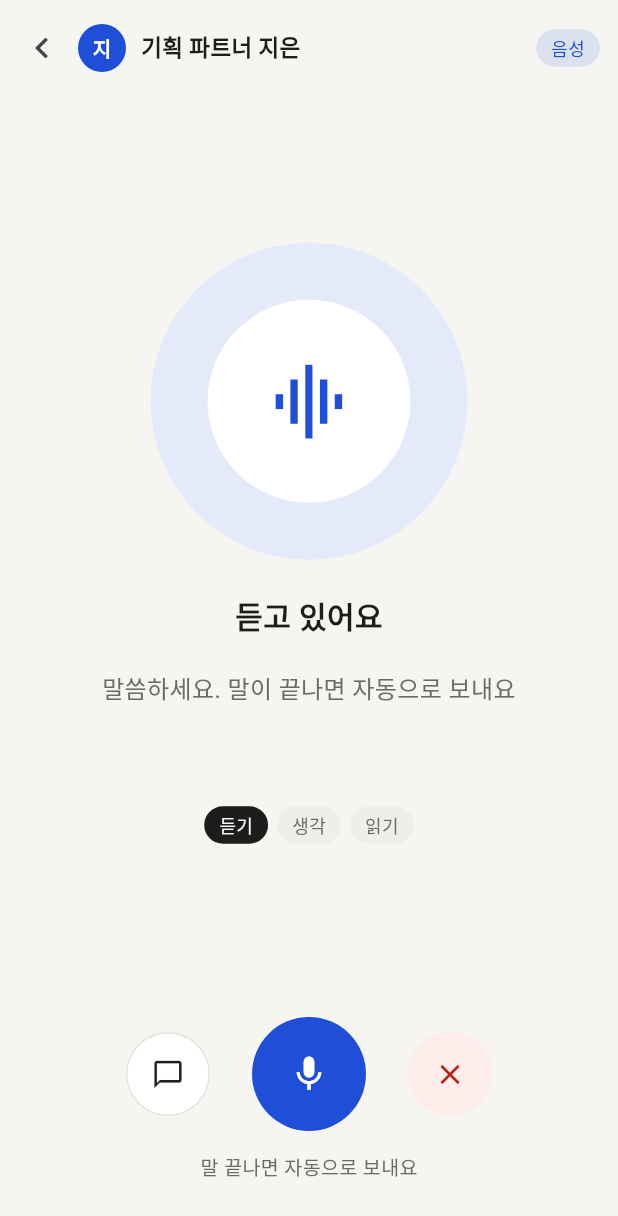
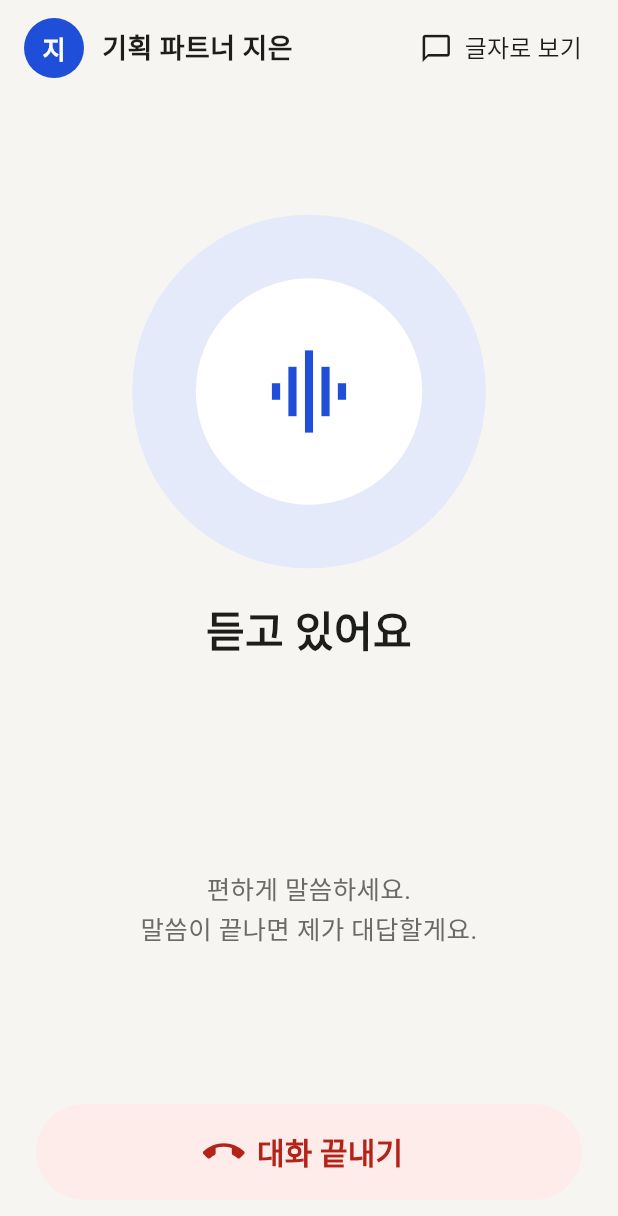
Before and after one commit to kimtaesung98/ai-agent-chat-demo, a Flutter app: the screen it shows after launch, after a tap on the "record voice over" icon, on a phone screen of 412 x 824 dp. Shown: the top 1216 px of the screen. Run offline on Flutter 3.47's test engine with Material 3 defaults, Android fonts, the phone set to English and light mode, and no system bars; our stand-ins replace flutter_tts, shared_preferences, speech_to_text; missing offline and left inert: fetch_client; network calls fail; statements that could not run were skipped.

```diff
--- a/app/lib/ui/chat_page.dart
+++ b/app/lib/ui/chat_page.dart
@@ -158,7 +158,7 @@ class _ChatPageState extends State<ChatPage> {
                 if (_voice case final voice?)
                   IconButton(
                     key: const Key('open-voice-page'),
-                    tooltip: '음성 전용 화면',
+                    tooltip: '음성으로 대화하기',
                     onPressed: () => openVoicePage(context, chat: _chat, voice: voice),
                     icon: const Icon(Icons.record_voice_over_outlined),
                   ),
--- a/app/lib/ui/voice_page.dart
+++ b/app/lib/ui/voice_page.dart
@@ -1,5 +1,6 @@
-/// S-003 음성 전용 화면 (SPEC.md F-018). MVP HTML 디자인의 "음성 대화" 화면을 Flutter로 옮겼다.
-/// 상태는 [VoiceController]·[ChatController]가 갖고, 이 위젯은 그리기와 버튼 연결만 한다.
+/// S-003 음성 대화 화면 (SPEC.md F-018). 어르신도 쓰기 쉽게, 버튼 없이 계속 이어지는 대화.
+/// 화면 아무 데나 누르면 말을 끊고(끼어들기) 듣는다. 끄는 것은 아래 "대화 끝내기" 하나뿐이다.
+/// 상태는 [VoiceController]·[ChatController]가 갖고, 이 위젯은 그리기와 누르기 연결만 한다.
 library;
 
 import 'package:flutter/material.dart';
@@ -9,7 +10,7 @@ import '../voice/voice_controller.dart';
 import 'persona_widgets.dart';
 import 'theme.dart';
 
-/// 음성 전용 화면을 열고, 음성 모드가 꺼져 있으면 바로 듣기 시작한다 (F-018 AC1).
+/// 음성 대화 화면을 열고, 음성 모드가 꺼져 있으면 바로 듣기 시작한다 (F-018 AC1).
 Future<void> openVoicePage(BuildContext context, {required ChatController chat, required VoiceController voice}) {
   if (!voice.active) voice.start();
   return Navigator.of(context).push(
@@ -30,7 +31,7 @@ class VoicePage extends StatefulWidget {
 }
 
 class _VoicePageState extends State<VoicePage> with SingleTickerProviderStateMixin {
-  late final _pulse = AnimationController(vsync: this, duration: const Duration(milliseconds: 800));
+  late final _pulse = AnimationController(vsync: this, duration: const Duration(milliseconds: 900));
 
   VoiceController get _voice => widget.voice;
   ChatController get _chat => widget.chat;
@@ -41,16 +42,16 @@ class _VoicePageState extends State<VoicePage> with SingleTickerProviderStateMix
     super.dispose();
   }
 
-  /// 글로 보기 · 뒤로: 음성 대화는 그대로 두고 채팅 화면으로 (F-018 AC5).
+  /// 글자로 보기: 음성 대화는 그대로 두고 채팅 화면으로 (F-018 AC5).
   void _toText() => Navigator.of(context).maybePop();
 
-  /// 끝내기: 음성 모드를 끄고 채팅 화면으로 (F-018 AC5, F-012 AC4).
+  /// 대화 끝내기: 음성 모드를 끄고 채팅 화면으로 (F-018 AC5, F-012 AC4).
   void _end() {
     _voice.stop();
     Navigator.of(context).maybePop();
   }
 
-  /// 듣는 중·읽는 중에만 원이 숨 쉬듯 커졌다 작아진다. 움직임 줄이기 설정이면 멈춘다.
+  /// 듣는 중·말하는 중에만 원이 숨 쉬듯 커졌다 작아진다. 움직임 줄이기 설정이면 멈춘다.
   void _syncPulse(bool on) {
     if (on && !_pulse.isAnimating) {
       _pulse.repeat(reverse: true);
@@ -75,12 +76,12 @@ class _VoicePageState extends State<VoicePage> with SingleTickerProviderStateMix
           body: SafeArea(
             child: Center(
               child: ConstrainedBox(
-                constraints: const BoxConstraints(maxWidth: 480),
+                constraints: const BoxConstraints(maxWidth: 520),
                 child: Column(
                   children: [
                     _header(c),
                     Expanded(child: _center(c, view)),
-                    _controls(c, view),
+                    _endButton(c),
                   ],
                 ),
               ),
@@ -93,55 +94,57 @@ class _VoicePageState extends State<VoicePage> with SingleTickerProviderStateMix
 
   Widget _header(ChatColors c) {
     final persona = _chat.personas?.selected;
-    return SizedBox(
-      height: 64,
+    return Padding(
+      padding: const EdgeInsets.fromLTRB(16, 8, 8, 0),
       child: Row(
         children: [
-          const SizedBox(width: 4),
-          IconButton(
-            key: const Key('voice-back'),
-            tooltip: '채팅으로 돌아가기',
-            onPressed: _toText,
-            icon: const Icon(Icons.chevron_left, size: 28),
-          ),
-          if (persona != null) ...[PersonaAvatar(persona: persona, size: 32), const SizedBox(width: 10)],
+          if (persona != null) ...[PersonaAvatar(persona: persona, size: 40), const SizedBox(width: 12)],
           Expanded(
             child: Text(
               persona?.name ?? '음성 대화',
               key: const Key('voice-persona'),
               maxLines: 1,
               overflow: TextOverflow.ellipsis,
-              style: TextStyle(color: c.text, fontSize: 15, fontWeight: FontWeight.w700),
+              style: TextStyle(color: c.text, fontSize: 18, fontWeight: FontWeight.w700),
             ),
           ),
-          Container(
-            padding: const EdgeInsets.symmetric(horizontal: 10, vertical: 4),
-            decoration: BoxDecoration(color: c.user.withValues(alpha: 0.12), borderRadius: BorderRadius.circular(999)),
-            child: Text(
-              '음성',
-              style: TextStyle(color: c.user, fontSize: 12, fontWeight: FontWeight.w500),
+          TextButton.icon(
+            key: const Key('voice-to-text'),
+            onPressed: _toText,
+            style: TextButton.styleFrom(foregroundColor: c.text, minimumSize: const Size(48, 48)),
+            icon: const Icon(Icons.chat_bubble_outline, size: 22),
+            label: const Text('글자로 보기', style: TextStyle(fontSize: 16)),
           ),
-          ),
-          const SizedBox(width: 12),
         ],
       ),
     );
   }
 
+  /// 가운데 전체가 누르는 자리다: 생각·말하는 중에 누르면 말을 끊고 듣는다 (F-018 AC4).
   Widget _center(ChatColors c, _VoiceView view) {
-    return LayoutBuilder(
+    return Semantics(
+      button: view.tapLabel != null,
+      label: view.tapLabel,
+      child: GestureDetector(
+        key: const Key('voice-tap-area'),
+        behavior: HitTestBehavior.opaque,
+        onTap: _voice.tap,
+        child: LayoutBuilder(
           builder: (context, box) {
             // 낮은 화면(가로 모드)에서는 원을 줄인다
-        final orb = (box.maxHeight * 0.42).clamp(96.0, 200.0);
+            final orb = (box.maxHeight * 0.4).clamp(96.0, 220.0);
             return SingleChildScrollView(
-          padding: const EdgeInsets.symmetric(horizontal: 28),
+              padding: const EdgeInsets.symmetric(horizontal: 24),
               child: ConstrainedBox(
                 constraints: BoxConstraints(minHeight: box.maxHeight),
                 child: Column(
                   mainAxisAlignment: MainAxisAlignment.center,
                   children: [
                     ScaleTransition(
-                  scale: Tween(begin: 1.0, end: 1.08).animate(CurvedAnimation(parent: _pulse, curve: Curves.easeInOut)),
+                      scale: Tween(
+                        begin: 1.0,
+                        end: 1.08,
+                      ).animate(CurvedAnimation(parent: _pulse, curve: Curves.easeInOut)),
                       child: Container(
                         width: orb,
                         height: orb,
@@ -151,7 +154,7 @@ class _VoicePageState extends State<VoicePage> with SingleTickerProviderStateMix
                           width: orb * 0.64,
                           height: orb * 0.64,
                           decoration: BoxDecoration(color: view.orbInner, shape: BoxShape.circle),
-                      child: Icon(Icons.graphic_eq, size: orb * 0.28, color: view.orbIcon),
+                          child: Icon(view.orbIconData, size: orb * 0.28, color: view.orbIcon),
                         ),
                       ),
                     ),
@@ -161,195 +164,141 @@ class _VoicePageState extends State<VoicePage> with SingleTickerProviderStateMix
                       child: Text(
                         view.label,
                         key: const Key('voice-page-label'),
-                    style: TextStyle(color: c.text, fontSize: 20, fontWeight: FontWeight.w700),
+                        textAlign: TextAlign.center,
+                        style: TextStyle(color: c.text, fontSize: 28, fontWeight: FontWeight.w700),
                       ),
                     ),
-                const SizedBox(height: 20),
+                    const SizedBox(height: 16),
                     ConstrainedBox(
-                  constraints: const BoxConstraints(minHeight: 84),
+                      constraints: const BoxConstraints(minHeight: 110),
                       child: Text(
                         view.caption,
                         key: const Key('voice-page-caption'),
                         textAlign: TextAlign.center,
-                    maxLines: 4,
+                        maxLines: 5,
                         overflow: TextOverflow.ellipsis,
-                    style: TextStyle(color: view.captionColor, fontSize: 16, height: 1.65),
+                        style: TextStyle(color: view.captionColor, fontSize: 22, height: 1.55),
                       ),
                     ),
-                const SizedBox(height: 8),
-                ExcludeSemantics(child: _steps(c, view.step)),
+                    const SizedBox(height: 12),
+                    Text(
+                      view.hint,
+                      key: const Key('voice-page-hint'),
+                      textAlign: TextAlign.center,
+                      style: TextStyle(color: c.muted, fontSize: 17, height: 1.5),
+                    ),
                   ],
                 ),
               ),
             );
           },
+        ),
+      ),
     );
   }
 
-  /// 듣기 · 생각 · 읽기 단계 표시 (지금 단계만 진하게).
-  Widget _steps(ChatColors c, int? current) {
-    const names = ['듣기', '생각', '읽기'];
-    return Wrap(
-      spacing: 6,
-      children: [
-        for (var i = 0; i < names.length; i++)
-          Container(
-            key: Key('voice-step-$i'),
-            padding: const EdgeInsets.symmetric(horizontal: 10, vertical: 4),
-            decoration: BoxDecoration(color: i == current ? c.text : c.agent, borderRadius: BorderRadius.circular(999)),
-            child: Text(names[i], style: TextStyle(fontSize: 12, color: i == current ? c.bg : c.muted)),
+  Widget _endButton(ChatColors c) {
+    return Padding(
+      padding: const EdgeInsets.fromLTRB(24, 8, 24, 24),
+      child: SizedBox(
+        width: double.infinity,
+        height: 64,
+        child: FilledButton.icon(
+          key: const Key('voice-end'),
+          onPressed: _end,
+          style: FilledButton.styleFrom(
+            backgroundColor: c.errorBg,
+            foregroundColor: c.error,
+            shape: RoundedRectangleBorder(borderRadius: BorderRadius.circular(32)),
           ),
-      ],
-    );
-  }
-
-  Widget _controls(ChatColors c, _VoiceView view) {
-    final round = IconButton.styleFrom(minimumSize: const Size(56, 56), fixedSize: const Size(56, 56));
-    return Padding(
-      padding: const EdgeInsets.fromLTRB(24, 12, 24, 36),
-      child: Column(
-        mainAxisSize: MainAxisSize.min,
-        children: [
-          if (_voice.state == VoiceState.speaking)
-            Padding(
-              padding: const EdgeInsets.only(bottom: 14),
-              child: Text('말을 시작하면 읽기를 멈추고 들어요', style: TextStyle(color: c.muted, fontSize: 12)),
+          icon: const Icon(Icons.call_end, size: 28),
+          label: const Text('대화 끝내기', style: TextStyle(fontSize: 20, fontWeight: FontWeight.w700)),
         ),
-          Row(
-            mainAxisAlignment: MainAxisAlignment.center,
-            children: [
-              IconButton(
-                key: const Key('voice-to-text'),
-                tooltip: '글로 보기',
-                onPressed: _toText,
-                style: round.copyWith(
-                  backgroundColor: WidgetStatePropertyAll(c.panel),
-                  foregroundColor: WidgetStatePropertyAll(c.text),
-                  side: WidgetStatePropertyAll(BorderSide(color: c.line)),
-                ),
-                icon: const Icon(Icons.chat_bubble_outline, size: 22),
-              ),
-              const SizedBox(width: 28),
-              IconButton(
-                key: const Key('voice-main'),
-                tooltip: view.mainTooltip,
-                onPressed: _voice.toggle,
-                style: IconButton.styleFrom(
-                  minimumSize: const Size(76, 76),
-                  fixedSize: const Size(76, 76),
-                  backgroundColor: c.user,
-                  foregroundColor: c.userText,
-                ),
-                icon: Icon(view.mainIcon, size: 28),
-              ),
-              const SizedBox(width: 28),
-              IconButton(
-                key: const Key('voice-end'),
-                tooltip: '음성 대화 끝내기',
-                onPressed: _end,
-                style: round.copyWith(
-                  backgroundColor: WidgetStatePropertyAll(c.errorBg),
-                  foregroundColor: WidgetStatePropertyAll(c.error),
-                ),
-                icon: const Icon(Icons.close, size: 22),
-              ),
-            ],
-          ),
-          const SizedBox(height: 14),
-          Text(
-            view.action,
-            key: const Key('voice-page-action'),
-            style: TextStyle(color: c.muted, fontSize: 13, fontWeight: FontWeight.w500),
-          ),
-        ],
       ),
     );
   }
 }
 
-/// 음성 상태 → 화면에 그릴 것 (문구·색·버튼). 위젯과 떨어뜨려 한 곳에서 정한다.
+/// 음성 상태 → 화면에 그릴 것 (문구·색). 위젯과 떨어뜨려 한 곳에서 정한다.
 class _VoiceView {
   const _VoiceView({
     required this.label,
     required this.caption,
     required this.captionColor,
-    required this.action,
-    required this.mainIcon,
-    required this.mainTooltip,
+    required this.hint,
     required this.orbOuter,
     required this.orbInner,
     required this.orbIcon,
+    required this.orbIconData,
     required this.pulse,
-    this.step,
+    this.tapLabel,
   });
 
-  final String label, caption, action, mainTooltip;
+  final String label, caption, hint;
   final Color captionColor, orbOuter, orbInner, orbIcon;
-  final IconData mainIcon;
+  final IconData orbIconData;
   final bool pulse;
-  final int? step;
+
+  /// 누르면 하는 일 (스크린 리더용). 듣는 중에는 누를 일이 없어 null.
+  final String? tapLabel;
 
   static _VoiceView of(VoiceController voice, ChatController chat, ChatColors c) {
     final userTint = Color.alphaBlend(c.user.withValues(alpha: 0.12), c.panel);
     final userDeep = Color.alphaBlend(Colors.black.withValues(alpha: 0.25), c.user);
+    final notice = voice.notice;
     switch (voice.state) {
       case VoiceState.off:
-        final notice = voice.notice;
         return _VoiceView(
-          label: notice == null ? '잠시 멈췄어요' : '음성을 쓸 수 없어요',
-          caption: notice ?? '가운데 버튼을 누르면 다시 들어요',
+          label: notice == null ? '대화가 멈췄어요' : '목소리를 들을 수 없어요',
+          caption: notice ?? '',
           captionColor: notice == null ? c.muted : c.error,
-          action: notice == null ? '눌러서 말하기' : '다시 시도',
-          mainIcon: Icons.mic_none,
-          mainTooltip: '듣기 시작',
+          hint: '화면을 누르면 다시 들어요',
           orbOuter: c.agent,
           orbInner: c.panel,
           orbIcon: c.muted,
+          orbIconData: Icons.mic_off_outlined,
           pulse: false,
+          tapLabel: '다시 듣기',
         );
       case VoiceState.listening:
         final heard = voice.partial;
         return _VoiceView(
           label: '듣고 있어요',
-          caption: heard.isEmpty ? '말씀하세요. 말이 끝나면 자동으로 보내요' : '“$heard”',
-          captionColor: heard.isEmpty ? c.muted : c.text,
-          action: '말 끝나면 자동으로 보내요',
-          mainIcon: Icons.mic,
-          mainTooltip: '잠시 멈추기',
+          caption: notice ?? (heard.isEmpty ? '' : '“$heard”'),
+          captionColor: notice != null || heard.isEmpty ? c.muted : c.text,
+          hint: '편하게 말씀하세요.\n말씀이 끝나면 제가 대답할게요.',
           orbOuter: userTint,
           orbInner: c.panel,
           orbIcon: c.user,
+          orbIconData: Icons.graphic_eq,
           pulse: true,
-          step: 0,
         );
       case VoiceState.thinking:
         final asked = chat.entries.reversed.where((e) => e.isUser).firstOrNull?.text ?? '';
         return _VoiceView(
           label: '생각하고 있어요',
-          caption: asked.isEmpty ? '' : '보낸 말: $asked',
+          caption: asked.isEmpty ? '' : '“$asked”',
           captionColor: c.muted,
-          action: '답을 준비하고 있어요',
-          mainIcon: Icons.front_hand_outlined,
-          mainTooltip: '끼어들기 — 멈추고 다시 듣기',
+          hint: '잠시만 기다려 주세요',
           orbOuter: c.agent,
           orbInner: c.panel,
           orbIcon: c.muted,
+          orbIconData: Icons.more_horiz,
           pulse: false,
-          step: 1,
+          tapLabel: '말 끊고 다시 듣기',
         );
       case VoiceState.speaking:
         return _VoiceView(
           label: '말하고 있어요',
           caption: voice.sentence,
           captionColor: c.text,
-          action: '끼어들기',
-          mainIcon: Icons.front_hand_outlined,
-          mainTooltip: '끼어들기 — 읽기를 멈추고 듣기',
+          hint: '말씀하시거나 화면을 누르면\n멈추고 들을게요',
           orbOuter: c.user,
           orbInner: userDeep,
           orbIcon: c.userText,
+          orbIconData: Icons.graphic_eq,
           pulse: true,
-          step: 2,
+          tapLabel: '말 끊고 다시 듣기',
         );
     }
   }
--- a/app/lib/voice/plugin_voice_engine.dart
+++ b/app/lib/voice/plugin_voice_engine.dart
@@ -13,7 +13,7 @@ import 'package:speech_to_text/speech_to_text.dart';
 import 'voice_engine.dart';
 
 class PluginVoiceEngine implements VoiceEngine {
-  PluginVoiceEngine({this.locale = 'ko-KR', this.pauseFor = const Duration(milliseconds: 1200)});
+  PluginVoiceEngine({this.locale = 'ko-KR', this.pauseFor = const Duration(milliseconds: 2000)});
 
   /// 인식·합성 언어.
   final String locale;
--- a/app/lib/voice/voice_controller.dart
+++ b/app/lib/voice/voice_controller.dart
@@ -37,13 +37,20 @@ abstract final class VoiceMessages {
   static const noMicrophone = '마이크를 찾을 수 없어요.';
   static const network = '음성 인식 서비스에 연결할 수 없어요. 네트워크를 확인해 주세요.';
   static const failed = '음성 인식이 멈췄어요. 마이크 버튼을 다시 눌러 주세요.';
+  static const reconnecting = '잠깐 잘 안 들렸어요. 다시 듣고 있어요.';
 }
 
 class VoiceController extends ChangeNotifier {
-  VoiceController(this._chat, this._engine) {
+  VoiceController(this._chat, this._engine, {this.retryDelay = const Duration(seconds: 1)}) {
     _heardSub = _engine.heard.listen(_onHeard);
     _chat.addListener(_onChat);
   }
+
+  /// 인식이 잠깐 끊겼을 때(네트워크·엔진 오류) 다시 듣기까지 기다리는 시간 (F-018 AC6).
+  final Duration retryDelay;
+
+  /// 연달아 이만큼 끊기면 그때 멈추고 안내한다.
+  static const maxRetries = 3;
 
   final ChatController _chat;
   final VoiceEngine _engine;
@@ -61,6 +68,7 @@ class VoiceController extends ChangeNotifier {
   var _gen = 0; // 읽기 세대 — 끼어들기·끄기 때마다 늘려 이전 읽기 결과를 무시한다
   var _speakingNow = false;
   var _disposed = false;
+  var _retries = 0;
 
   VoiceState get state => _state;
   bool get active => _state != VoiceState.off;
@@ -88,6 +96,19 @@ class VoiceController extends ChangeNotifier {
     }
   }
 
+  /// 음성 전용 화면을 누름 (F-018): 꺼짐 → 켜기, 생각·읽는 중 → 끼어들기.
+  /// 듣는 중에는 아무것도 하지 않는다 — 잘못 눌러 대화가 꺼지는 일이 없게 (끄기는 "대화 끝내기"만).
+  void tap() {
+    switch (_state) {
+      case VoiceState.off:
+        unawaited(start());
+      case VoiceState.listening:
+        break;
+      case VoiceState.thinking || VoiceState.speaking:
+        _bargeIn();
+    }
+  }
+
   var _starting = false;
 
   /// 음성 모드를 켜고 듣기 시작한다.
@@ -103,6 +124,7 @@ class VoiceController extends ChangeNotifier {
       return;
     }
     _notice = null;
+    _retries = 0;
     _state = VoiceState.listening;
     _engine.startListening();
     _notify();
@@ -123,6 +145,10 @@ class VoiceController extends ChangeNotifier {
 
   void _onHeard(Heard h) {
     if (_state == VoiceState.off) return;
+    if (h is HeardPartial || h is HeardFinal) {
+      _retries = 0;
+      if (_notice == VoiceMessages.reconnecting) _notice = null;
+    }
     switch (h) {
       case HeardPartial(:final text):
         if (_state != VoiceState.listening) {
@@ -143,6 +169,18 @@ class VoiceController extends ChangeNotifier {
         _send(text);
       case ListenEnded():
         _engine.startListening(); // 음성 모드인 동안은 계속 듣는다 (읽는 중에도 — 끼어들기)
+      case ListenFailed(:final reason)
+          when (reason == ListenFailure.network || reason == ListenFailure.other) && _retries < maxRetries:
+        // 잠깐 끊긴 것은 손대지 않아도 다시 듣는다 (F-018 AC6). 권한·마이크 없음은 바로 안내한다
+        _retries++;
+        _notice = VoiceMessages.reconnecting;
+        _notify();
+        unawaited(
+          Future<void>.delayed(retryDelay, () {
+            if (_disposed || _state == VoiceState.off) return;
+            _engine.startListening();
+          }),
+        );
       case ListenFailed(:final reason):
         final notice = switch (reason) {
           ListenFailure.notAllowed => VoiceMessages.notAllowed,
```
Also changed, not shown: 7 other files. Lines whose indentation alone changed are shown as unchanged.
